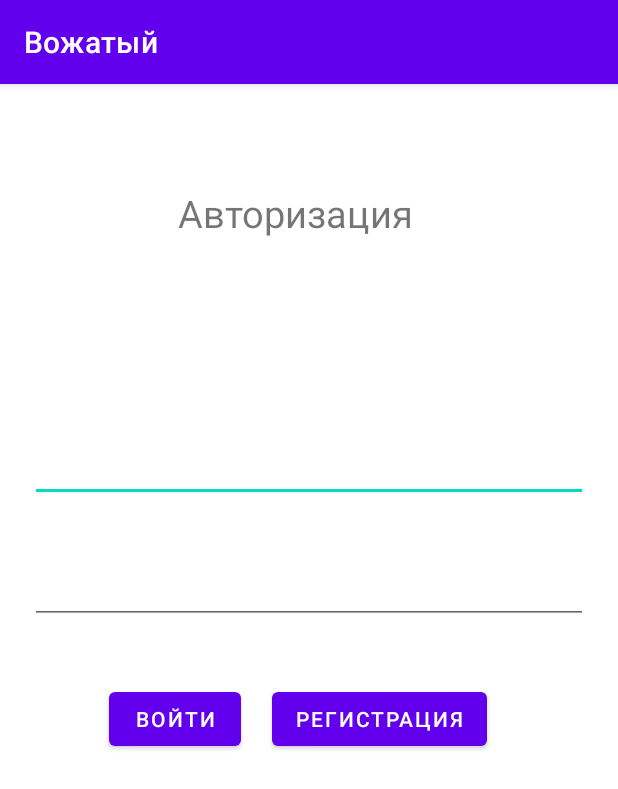
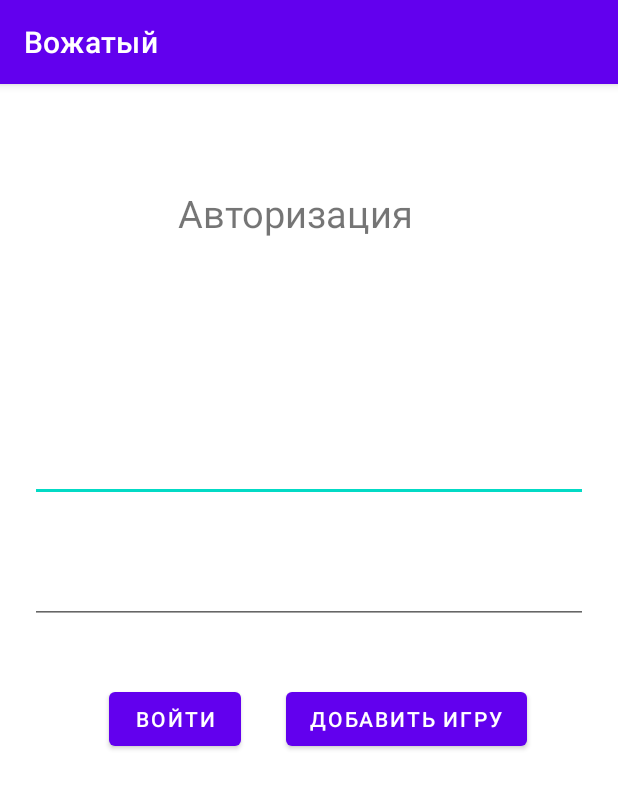
Before and after one commit to ModernMann/Counselor-3, an Android app: the screen it shows after launch (MainActivity), on a phone screen of 412 x 824 dp. Shown: the top 789 px of the screen. Run offline under Robolectric (Android 15) with nearby library versions, the phone set to English and light mode, and no system bars.

Commit message:
New Release

```diff
--- a/app/src/main/res/layout/activity_main.xml
+++ b/app/src/main/res/layout/activity_main.xml
@@ -11,11 +11,11 @@
         android:layout_width="wrap_content"
         android:layout_height="wrap_content"
         android:layout_marginEnd="20dp"
-        android:text="Регистрация"
         android:onClick="onClickRegistration"
+        android:text="Добавить Игру"
         app:layout_constraintBottom_toBottomOf="parent"
         app:layout_constraintEnd_toEndOf="parent"
-        app:layout_constraintHorizontal_bias="0.73"
+        app:layout_constraintHorizontal_bias="0.825"
         app:layout_constraintStart_toStartOf="parent"
         app:layout_constraintTop_toBottomOf="@+id/textPassword"
         app:layout_constraintVertical_bias="0.11" />
--- a/app/src/main/res/layout/my_row.xml
+++ b/app/src/main/res/layout/my_row.xml
@@ -11,7 +11,8 @@
         app:layout_constraintBottom_toBottomOf="parent"
         app:layout_constraintEnd_toEndOf="parent"
         app:layout_constraintStart_toStartOf="parent"
-        app:layout_constraintTop_toTopOf="parent" >
+        app:layout_constraintTop_toTopOf="parent"
+        android:layout_marginBottom="10dp">
 
         <androidx.constraintlayout.widget.ConstraintLayout
             android:layout_width="match_parent"
@@ -35,6 +36,7 @@
                 android:layout_height="wrap_content"
                 android:layout_marginTop="35dp"
                 android:text="Description"
+                android:inputType="textMultiLine"
                 android:textSize="15sp"
                 android:textStyle="bold"
                 app:layout_constraintStart_toStartOf="@+id/game_name_txt"
```
